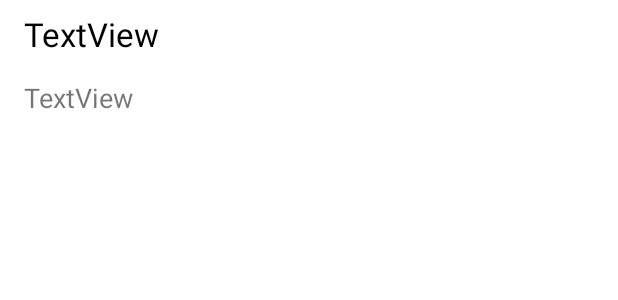
After one commit to mjpark98/myNoteApp, an Android app: the layout list_item.xml on its own in the app's theme, with its tools: preview values and no code run, on a phone screen of 412 x 824 dp. The commit adds this screen. Shown: the top 300 px of the screen. Run offline under Robolectric (Android 15) with nearby library versions, the phone set to English and light mode, and no system bars.

Commit message:
Halfway through list activity and priority now gets set in the object and database

```diff
--- a/app/src/main/java/com/example/mynoteapp/Notes.java
+++ b/app/src/main/java/com/example/mynoteapp/Notes.java
@@ -4,6 +4,7 @@ public class Notes {
     private int noteID;
     private String subject;
     private String notes;
+    private String priority;
 
     public Notes() {
 
@@ -31,6 +32,6 @@ public class Notes {
         this.subject = subject;
     }
 
-
-
+    public void setPriority(String priority) { this.priority = priority; }
+    public String getPriority(){ return priority;}
 }
--- a/app/src/main/java/com/example/mynoteapp/NotesDBHelper.java
+++ b/app/src/main/java/com/example/mynoteapp/NotesDBHelper.java
@@ -13,7 +13,7 @@ public class NotesDBHelper extends SQLiteOpenHelper {
     //database creation sql statement
     private static final String CREATE_TABLE_NOTES =
             "create table notes (_id integer primary key autoincrement, "
-            + "subjectname text not null, note text); ";
+            + "subjectname text not null, note text, priority text); ";
 
     public NotesDBHelper(Context context){
         super(context, DATABASE_NAME, null, DATABASE_VERSION);
--- a/app/src/main/res/layout/activity_main.xml
+++ b/app/src/main/res/layout/activity_main.xml
@@ -92,6 +92,7 @@
             android:layout_height="wrap_content">
 
             <RadioGroup
+                android:id="@+id/radioGroupPriority"
                 android:layout_width="wrap_content"
                 android:layout_height="wrap_content"
                 android:layout_marginStart="40dp"
--- /dev/null
+++ b/app/src/main/res/layout/list_item.xml
@@ -0,0 +1,50 @@
+<?xml version="1.0" encoding="utf-8"?>
+<androidx.constraintlayout.widget.ConstraintLayout xmlns:android="http://schemas.android.com/apk/res/android"
+    xmlns:app="http://schemas.android.com/apk/res-auto"
+    xmlns:tools="http://schemas.android.com/tools"
+    android:layout_width="match_parent"
+    android:layout_height="match_parent">
+
+    <TextView
+        android:id="@+id/textSubject"
+        app:layout_constraintStart_toStartOf="parent"
+        app:layout_constraintTop_toTopOf="parent"
+        android:layout_width="wrap_content"
+        android:layout_height="wrap_content"
+        android:layout_marginStart="16dp"
+        android:layout_marginTop="8dp"
+        android:text="@string/textview"
+        android:textColor="@color/black"
+        android:textSize="@dimen/text_size_large" />
+
+    <TextView
+        android:id="@+id/textPriority"
+        android:layout_width="wrap_content"
+        android:layout_height="wrap_content"
+        android:layout_marginStart="16dp"
+        android:layout_marginTop="8dp"
+        android:layout_marginBottom="8dp"
+        android:text="@string/textview2"
+        android:textSize="@dimen/text_size_medium"
+        app:layout_constraintBottom_toBottomOf="parent"
+        app:layout_constraintStart_toStartOf="parent"
+        app:layout_constraintTop_toBottomOf="@+id/textSubject"
+        app:layout_constraintVertical_bias="0.01" />
+
+    <Button
+        android:id="@+id/buttonDeleteContact"
+        android:layout_width="wrap_content"
+        android:layout_height="wrap_content"
+        android:layout_marginTop="8dp"
+        android:layout_marginEnd="24dp"
+        android:layout_marginBottom="8dp"
+        android:background="@color/system_transparent"
+        android:text="@string/delete"
+        android:textColor="@color/system_red"
+        android:visibility="invisible"
+        app:layout_constraintBottom_toBottomOf="parent"
+        app:layout_constraintEnd_toEndOf="parent"
+        app:layout_constraintTop_toTopOf="parent"
+        app:layout_constraintVertical_bias="0.032"
+        tools:ignore="TextContrastCheck" />
+</androidx.constraintlayout.widget.ConstraintLayout>
--- a/app/src/main/res/values/colors.xml
+++ b/app/src/main/res/values/colors.xml
@@ -8,4 +8,6 @@
     <color name="black">#FF000000</color>
     <color name="white">#FFFFFFFF</color>
     <color name="navbar_background">#1a1a48</color>
+    <color name="system_red">#ff0000</color>
+    <color name="system_transparent">#00000000</color>
 </resources>
--- a/app/src/main/res/values/strings.xml
+++ b/app/src/main/res/values/strings.xml
@@ -1,3 +1,6 @@
 <resources>
     <string name="app_name">myNoteApp</string>
+    <string name="delete">Delete</string>
+    <string name="textview">TextView</string>
+    <string name="textview2">TextView</string>
 </resources>
--- /dev/null
+++ b/app/src/main/res/values/values.xml
@@ -0,0 +1,7 @@
+<?xml version="1.0" encoding="utf-8"?>
+<resources>
+    <dimen name="text_size_small">14sp</dimen>
+    <dimen name="text_size_medium">18sp</dimen>
+    <dimen name="text_size_large">22sp</dimen>
+
+</resources>
```
Also changed, not shown: app/src/main/java/com/example/mynoteapp/MainActivity.java (+30 -2 lines), app/src/main/java/com/example/mynoteapp/NoteDataSource.java (+39 -0 lines), app/src/main/java/com/example/mynoteapp/NotesAdaptor.java (added, +114 -0 lines).
